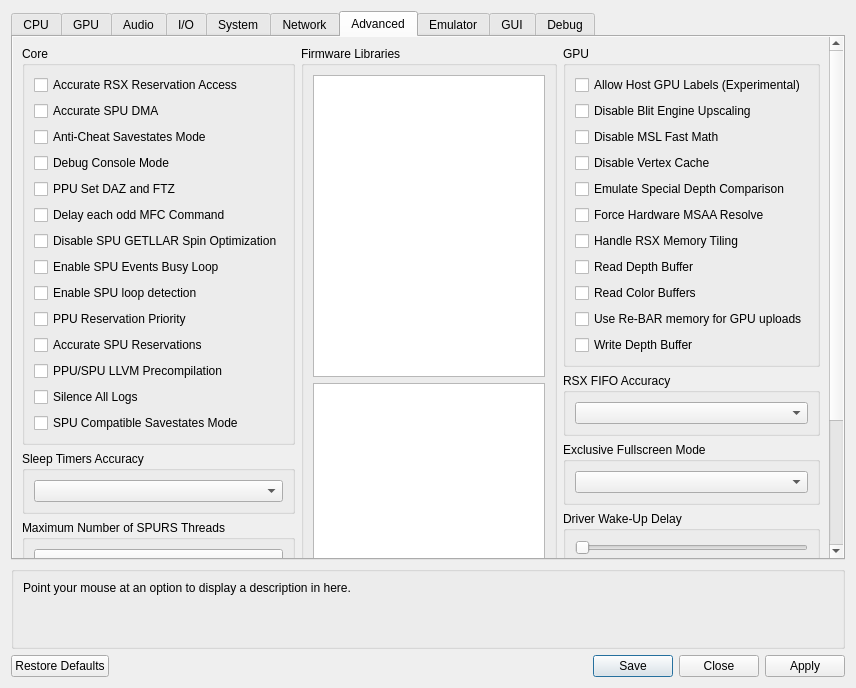
Qt form rpcs3/rpcs3qt/settings_dialog.ui (RPCS3/rpcs3) before a commit.
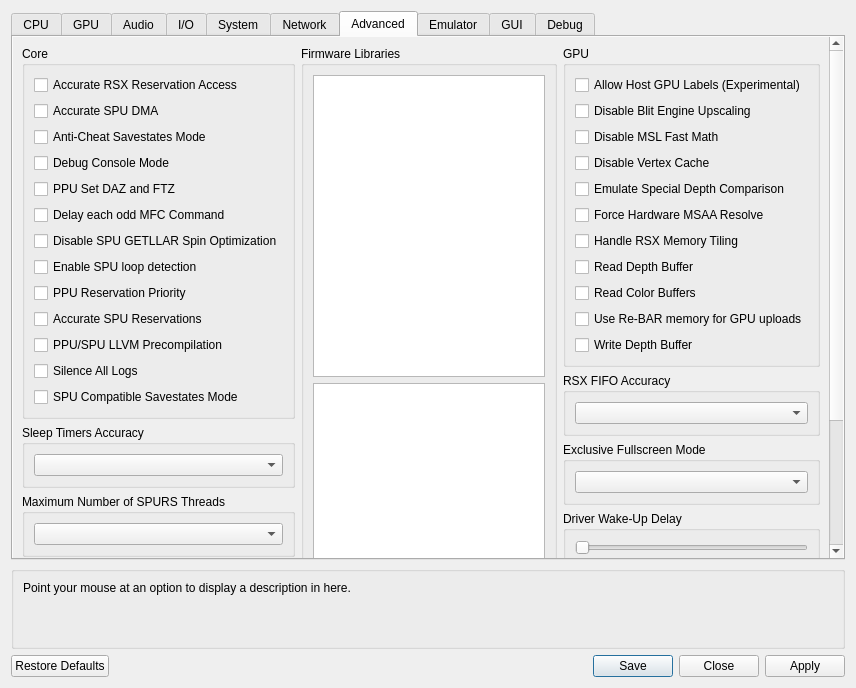
The same form after that commit. The open tabs and pages were chosen to show the change. Icons and pictures are not drawn. Custom widgets are drawn as their Qt base class.

Commit message: gui: Move Advanced "Enable SPU Events Busy Loop" to Debug

What changed in the file:
```diff
--- a/rpcs3/rpcs3qt/settings_dialog.ui
+++ b/rpcs3/rpcs3qt/settings_dialog.ui
@@ -2551,13 +2551,6 @@
                     </property>
                    </widget>
                   </item>
-                  <item>
-                   <widget class="QCheckBox" name="enableSpuEventsBusyLoop">
-                    <property name="text">
-                     <string>Enable SPU Events Busy Loop</string>
-                    </property>
-                   </widget>
-                  </item>
                   <item>
                    <widget class="QCheckBox" name="spuLoopDetection">
                     <property name="text">
@@ -4597,6 +4590,13 @@
                   </property>
                  </widget>
                 </item>
+                <item>
+                 <widget class="QCheckBox" name="enableSpuEventsBusyLoop">
+                  <property name="text">
+                   <string>Enable SPU Events Busy Loop</string>
+                  </property>
+                 </widget>
+                </item>
                 <item>
                  <widget class="QCheckBox" name="hookStFunc">
                   <property name="text">
```
The commit also changes 1 other file.
